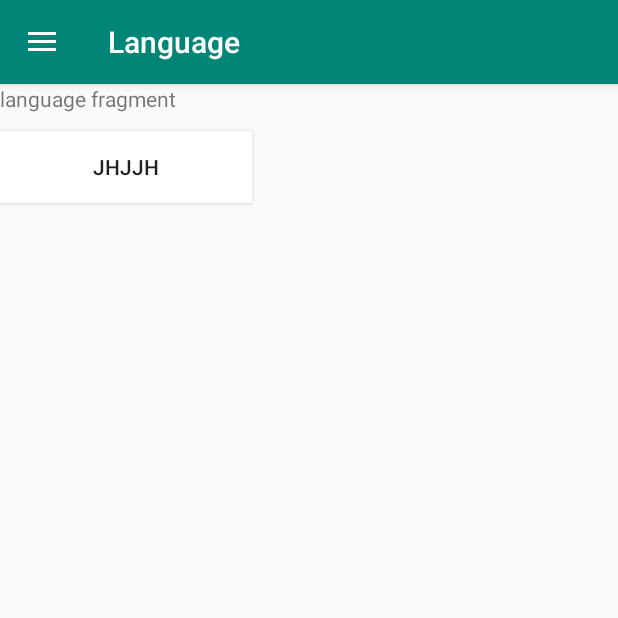
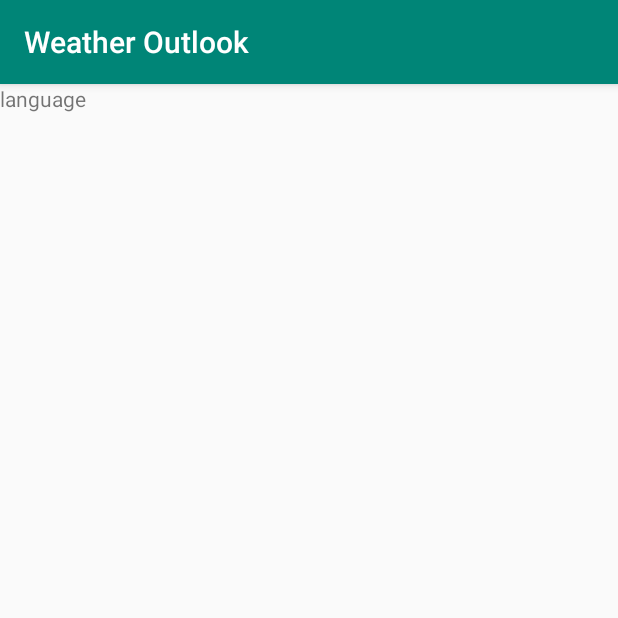
Before and after one commit to Sangwa-C/Weather_Outlook, an Android app: the screen it shows after launch (MainActivity before the commit, Language_1 after it), in the side drawer, after a tap on "Language", on a phone screen of 412 x 824 dp, the top half of it. Run offline under Robolectric (Android 15) with nearby library versions, the phone set to English and light mode, and no system bars.

Commit message:
editid for the menu activity

```diff
--- a/app/src/main/AndroidManifest.xml
+++ b/app/src/main/AndroidManifest.xml
@@ -9,7 +9,10 @@
         android:roundIcon="@mipmap/ic_launcher_round"
         android:supportsRtl="true"
         android:theme="@style/AppTheme">
-        <activity android:name=".Main2Activity"></activity>
+        <activity android:name=".Language_1"></activity>
+        <activity android:name=".EditLocation" />
+        <activity android:name=".rate" />
+        <activity android:name=".Main2Activity" />
         <activity android:name=".MainActivity">
             <intent-filter>
                 <action android:name="android.intent.action.MAIN" />
--- /dev/null
+++ b/app/src/main/java/com/chel/weatheroutlook/Language_1.java
@@ -0,0 +1,14 @@
+package com.chel.weatheroutlook;
+
+import androidx.appcompat.app.AppCompatActivity;
+
+import android.os.Bundle;
+
+public class Language_1 extends AppCompatActivity {
+
+    @Override
+    protected void onCreate(Bundle savedInstanceState) {
+        super.onCreate( savedInstanceState );
+        setContentView( R.layout.activity_language_1 );
+    }
+}
--- a/app/src/main/java/com/chel/weatheroutlook/MainActivity.java
+++ b/app/src/main/java/com/chel/weatheroutlook/MainActivity.java
@@ -4,24 +4,17 @@ import androidx.annotation.NonNull;
 import androidx.appcompat.app.ActionBarDrawerToggle;
 import androidx.appcompat.app.AppCompatActivity;
 import androidx.drawerlayout.widget.DrawerLayout;
-import androidx.fragment.app.Fragment;
-import androidx.fragment.app.FragmentManager;
 
 import android.content.Intent;
-import android.location.Location;
-import android.net.Network;
 import android.os.Bundle;
 import android.view.MenuItem;
-import android.widget.TextView;
-import android.widget.Toast;
 
 import com.google.android.material.navigation.NavigationView;
-
-import butterknife.BindView;
 
 public class MainActivity extends AppCompatActivity {
     private DrawerLayout mDrawerLayout;
     private ActionBarDrawerToggle mToggle;
+//    public  nav_rate
 //    @BindView(R.id.clothesTextView) TextView mClothesTextView;
 
     @Override
@@ -55,44 +48,58 @@ public class MainActivity extends AppCompatActivity {
         return super.onOptionsItemSelected( item );
     }
 
-    public void selectItemDrawer(MenuItem menuItem){
-        Fragment myFragment = null;
-        Class fragmentClass;
-        switch (menuItem.getItemId()){
-            case R.id.nav_location:
-                fragmentClass = Edit_location.class;
-                break;
-
-            case R.id.nav_language:
-                fragmentClass = Language.class;
-                break;
-
-            case R.id.nav_settings:
-                fragmentClass = Settings.class;
-                break;
-
-            case R.id.nav_help:
-                fragmentClass = Help.class;
-                break;
-
-            case R.id.nav_rate:
-                fragmentClass = Rate.class;
-                break;
-
-            default:
-                fragmentClass = Edit_location.class;
-        }
-        try {
-            myFragment = (Fragment) fragmentClass.newInstance();
-        }
-        catch (Exception e){
-            e.printStackTrace();
-        }
-        FragmentManager fragmentManager = getSupportFragmentManager();
-        fragmentManager.beginTransaction().replace(R.id.f1content,myFragment).commit();
+    public boolean selectItemDrawer(MenuItem menuItem){
+//        Fragment myFragment = null;
+//        Class fragmentClass;
+//        switch (menuItem.getItemId()){
+//            case R.id.nav_location:
+//                fragmentClass = Edit_location.class;
+//                break;
+//
+//            case R.id.nav_language:
+//                fragmentClass = Language.class;
+//                break;
+//
+//            case R.id.nav_settings:
+//                fragmentClass = Settings.class;
+//                break;
+//
+//            case R.id.nav_help:
+//                fragmentClass = Help.class;
+//                break;
+//
+//            case R.id.nav_rate:
+//                fragmentClass = Rate.class;
+//                break;
+//
+//            default:
+//                fragmentClass = Edit_location.class;
+//        }
+//        try {
+//            myFragment = (Fragment) fragmentClass.newInstance();
+//        }
+//        catch (Exception e){
+//            e.printStackTrace();
+//        }
+//        FragmentManager fragmentManager = getSupportFragmentManager();
+//        fragmentManager.beginTransaction().replace(R.id.f1content,myFragment).commit();
         menuItem.setChecked( true );
         setTitle(menuItem.getTitle());
         mDrawerLayout.closeDrawers();
+
+        int id = menuItem.getItemId();
+
+        if (id == R.id.nav_language){
+            Intent intent = new Intent( MainActivity.this, Language_1.class );
+            startActivity( intent );
+            return true;
+        } else if (id == R.id.nav_rate){
+            Intent intent = new Intent( MainActivity.this, rate.class );
+            startActivity( intent );
+            return true;
+        }
+
+        return false;
     }
 
     private void setupDrawerContent(NavigationView navigationView){
--- /dev/null
+++ b/app/src/main/res/layout/activity_language_1.xml
@@ -0,0 +1,16 @@
+<?xml version="1.0" encoding="utf-8"?>
+<RelativeLayout xmlns:android="http://schemas.android.com/apk/res/android"
+    xmlns:app="http://schemas.android.com/apk/res-auto"
+    xmlns:tools="http://schemas.android.com/tools"
+    android:layout_width="match_parent"
+    android:layout_height="match_parent"
+    tools:context=".Language_1">
+
+    <TextView
+        android:id="@+id/textView"
+        android:layout_width="wrap_content"
+        android:layout_height="wrap_content"
+        android:text="language "
+        tools:layout_editor_absoluteX="29dp"
+        tools:layout_editor_absoluteY="123dp" />
+</RelativeLayout>
--- /dev/null
+++ b/app/src/main/res/menu/menu_main.xml
@@ -0,0 +1,4 @@
+<?xml version="1.0" encoding="utf-8"?>
+<menu xmlns:android="http://schemas.android.com/apk/res/android">
+
+</menu>
```
Also changed, not shown: app/src/main/java/com/chel/weatheroutlook/EditLocation.java (added, +14 -0 lines), app/src/main/java/com/chel/weatheroutlook/rate.java (added, +33 -0 lines), app/src/main/res/layout/activity_edit_location.xml (added, +9 -0 lines), app/src/main/res/layout/activity_rate.xml (added, +63 -0 lines).
